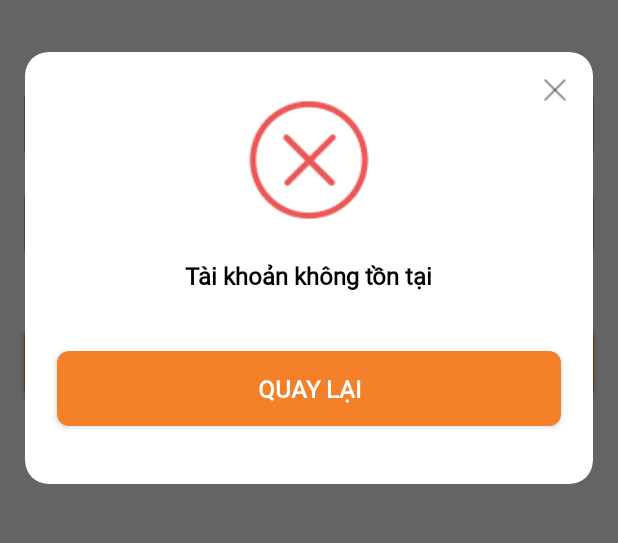
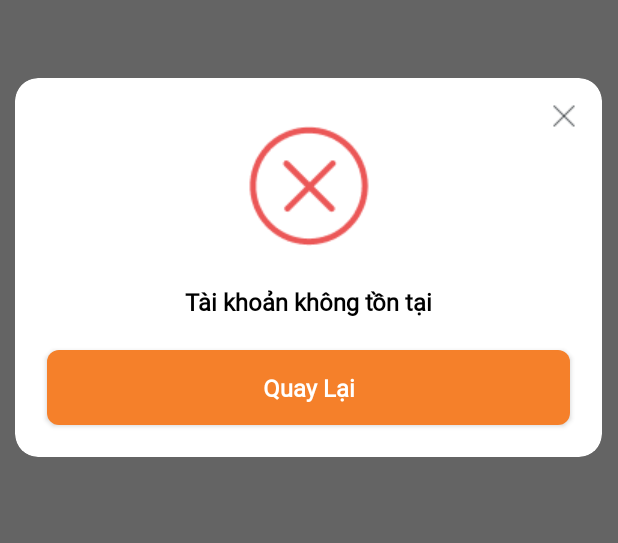
Before and after one commit to npnam989/AppBookRoomTTC, an Android app: the screen it shows after launch (LoginActivity), after a tap on "Đăng Nhập", on a phone screen of 412 x 824 dp, the part 350-893 px from its top. Run offline under Robolectric (Android 15) with nearby library versions, the phone set to English and light mode, and no system bars; our stand-ins replace data binding.

Commit message:
Update Dialog

```diff
--- a/app/src/main/java/com/example/appbookroom/LoginActivity.java
+++ b/app/src/main/java/com/example/appbookroom/LoginActivity.java
@@ -2,14 +2,17 @@ package com.example.appbookroom;
 
 import androidx.appcompat.app.AlertDialog;
 import androidx.appcompat.app.AppCompatActivity;
+import androidx.databinding.DataBinderMapper;
 import androidx.databinding.DataBindingUtil;
 
 import android.app.Activity;
 import android.app.Dialog;
+import android.content.DialogInterface;
 import android.graphics.Color;
 import android.graphics.drawable.ColorDrawable;
 import android.os.Bundle;
 import android.util.Log;
+import android.view.LayoutInflater;
 import android.view.View;
 import android.view.Window;
 import android.view.WindowManager;
@@ -18,49 +21,48 @@ import android.widget.EditText;
 import android.widget.ImageButton;
 
 import com.example.appbookroom.databinding.ActivityLoginBinding;
+import com.example.appbookroom.databinding.DialogLoginBinding;
 
 public class LoginActivity extends AppCompatActivity {
     ActivityLoginBinding binding;
-    Button btn_login;
-    EditText etEmail, etPassword;
+
 
     @Override
     protected void onCreate(Bundle savedInstanceState) {
         super.onCreate(savedInstanceState);
-        binding = DataBindingUtil.setContentView(this, R.layout.activity_login);
-        etEmail = findViewById(R.id.etEmail);
-        etPassword = findViewById(R.id.etPassword);
-        btn_login = findViewById(R.id.btn_login);
+        binding = ActivityLoginBinding.inflate( getLayoutInflater());
+        setContentView(binding.getRoot());
 
-        btn_login.setOnClickListener(new View.OnClickListener() {
+        binding.btnLogin.setOnClickListener(new View.OnClickListener() {
             @Override
             public void onClick(View view) {
-                Dialog dialog = new Dialog(LoginActivity.this);
-                WindowManager.LayoutParams layoutParams = new WindowManager.LayoutParams();
-                layoutParams.copyFrom(dialog.getWindow().getAttributes());
-                layoutParams.width = WindowManager.LayoutParams.MATCH_PARENT;
-                layoutParams.height = WindowManager.LayoutParams.MATCH_PARENT;
-                dialog.setContentView(R.layout.dialog_login);
-                final Button btnCancel = dialog.findViewById(R.id.btnCancel);
-                final ImageButton imgCancel = dialog.findViewById(R.id.imgCancel);
-                btnCancel.setOnClickListener(new View.OnClickListener() {
+                AlertDialog.Builder builder = new AlertDialog.Builder(LoginActivity.this);
+                LayoutInflater layoutInflater = LayoutInflater.from(LoginActivity.this);
+                DialogLoginBinding dialogLoginBinding = DialogLoginBinding.inflate(layoutInflater);
+                builder.setView(dialogLoginBinding.getRoot());
+                AlertDialog alertDialog = builder.create();
+                dialogLoginBinding.btnCancel.setOnClickListener(new View.OnClickListener() {
                     @Override
                     public void onClick(View v) {
-                        dialog.dismiss();
+                        alertDialog.dismiss();
                     }
                 });
-                imgCancel.setOnClickListener(new View.OnClickListener() {
+                dialogLoginBinding.imgCancel.setOnClickListener(new View.OnClickListener() {
                     @Override
                     public void onClick(View v) {
-                        dialog.dismiss();
+                        alertDialog.dismiss();
                     }
                 });
                 int width = (int) (getResources().getDisplayMetrics().widthPixels * 0.92);
                 int height = (int) (getResources().getDisplayMetrics().heightPixels * 0.35);
-                dialog.getWindow().setBackgroundDrawableResource(R.drawable.shape_dialog);
-                dialog.getWindow().setLayout(width, height);
-                dialog.show();
+
+                alertDialog.getWindow().setBackgroundDrawableResource(R.drawable.shape_dialog);
+                alertDialog.getWindow().setLayout(width, height);
+                alertDialog.show();
+
+
             }
         });
     }
+
 }
--- a/app/src/main/res/layout/dialog_login.xml
+++ b/app/src/main/res/layout/dialog_login.xml
@@ -51,6 +51,7 @@
         android:textColor="@color/white"
         android:textSize="16sp"
         android:textStyle="bold"
+        android:textAllCaps="false"
         app:layout_constraintBottom_toBottomOf="parent"
         app:layout_constraintLeft_toLeftOf="parent"
         app:layout_constraintRight_toRightOf="parent"
```
